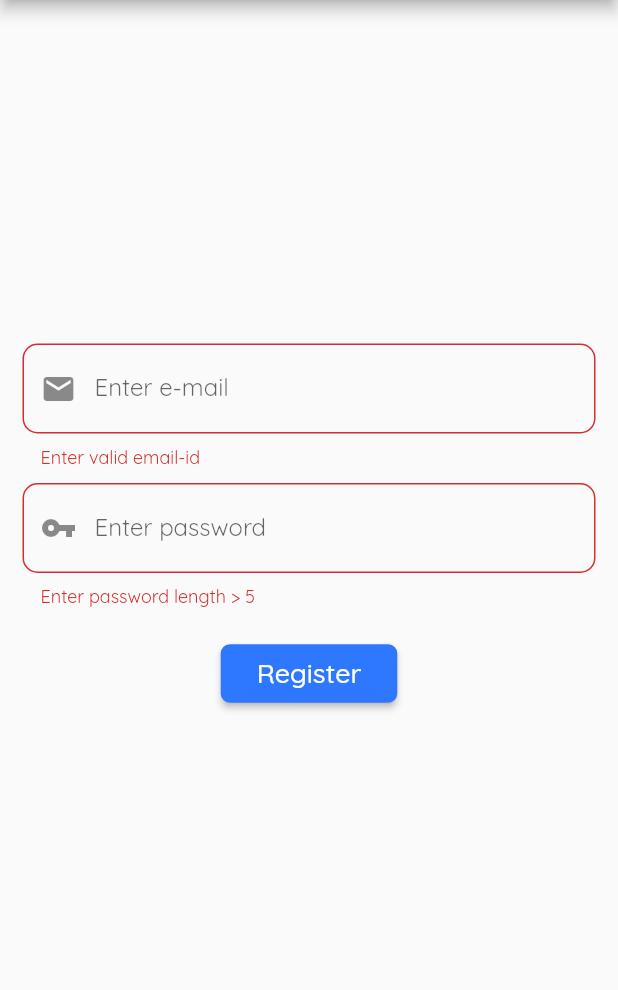
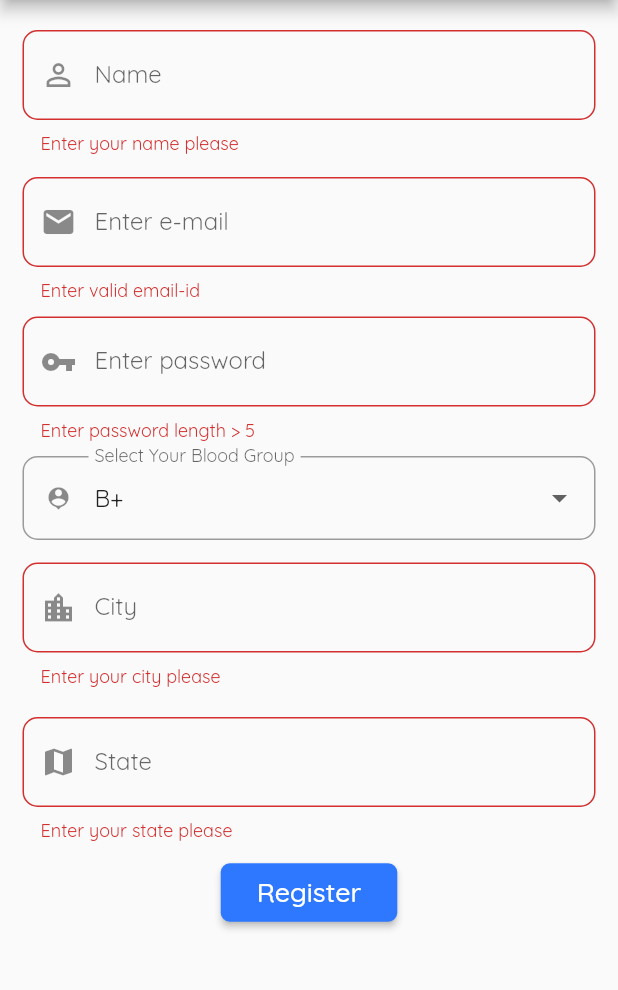
Before and after one commit to kishanhitk/Life_Saver, a Flutter app: the Register screen opened directly, after a tap on "Register", on a phone screen of 412 x 824 dp, the part 84-1074 px from its top. Run offline on Flutter 3.47's test engine with Material 2 defaults, Android fonts, the phone set to English and light mode, and no system bars; our stand-ins replace cloud_firestore, firebase_auth, firebase_messaging, flutter_spinkit, flutter_typeahead; accounts and stored records are empty.

Commit message:
Added more details in reg form. Added FCM.

```diff
--- a/lib/Services/auth.dart
+++ b/lib/Services/auth.dart
@@ -24,13 +24,13 @@ class AuthServices {
     }
   }
 
-  Future registerWithEmail(String email, String password) async {
+  Future registerWithEmail(String email, String password, String name, String city, String blood,String state) async {
     try {
       AuthResult result = await _auth.createUserWithEmailAndPassword(
           email: email, password: password);
       FirebaseUser user = result.user;
 
-      await DataBaseServices(uid: user.uid).updateDatabase(email, password);
+      await DataBaseServices(uid: user.uid).updateDatabase(email, password,name,city,blood,state);
       return _fromFirebaseUser(user);
     } catch (e) {
       return null;
--- a/lib/Services/database.dart
+++ b/lib/Services/database.dart
@@ -1,30 +1,36 @@
+import 'package:bank/model/userinfo.dart';
 import 'package:cloud_firestore/cloud_firestore.dart';
+import 'package:firebase_auth/firebase_auth.dart';
 
 class DataBaseServices {
   final String uid;
+
 
   DataBaseServices({this.uid});
 
   final CollectionReference _doc = Firestore.instance.collection('users');
 
-  Future updateDatabase(String email, String password) async {
+  Future updateDatabase(String email, String password, String name, String city,
+      String blood, String state) async {
     return await _doc.document(uid).setData({
       'userId': uid,
       'email': email,
       'password': password,
-      'name': "Enter name",
-      'bloodGroup': "Enter group" ,
-      'city': "Enter City" ,
-      'state': "Enter State" ,
+      'name': name,
+      'bloodGroup': blood,
+      'city': city,
+      'state': state,
     });
   }
 
-  Future updateProfile(String name, String bloodGroup, String city, String state) async {
+  Future updateProfile(
+      String name, String bloodGroup, String city, String state) async {
     return await _doc.document(uid).updateData({
       'name': "Enter name",
-      'bloodGroup': "Enter group" ,
-      'city': "Enter City" ,
-      'state': "Enter State" ,
-    }) ;
+      'bloodGroup': "Enter group",
+      'city': "Enter City",
+      'state': "Enter State",
+    });
   }
+
 }
--- a/lib/main.dart
+++ b/lib/main.dart
@@ -1,5 +1,6 @@
 import 'package:bank/Services/auth.dart';
 import 'package:bank/screens/WelcomePage/welcome_page.dart';
+
 import 'package:bank/screens/landingpage/landingpage.dart';
 import 'package:flutter/material.dart';
 import 'model/user.dart';
@@ -33,7 +34,7 @@ class _MyApp extends State<MyApp> {
             primaryColor: Color(0xFF2D78FF),
           ),
           // home: _welcomepage ? WelcomePage(toggleView: toggleView,) : LandingPage() ,
-          home: LandingPage(),
+          home: _welcomepage? WelcomePage(toggleView: toggleView,):LandingPage(),
         ));
   }
 }
--- /dev/null
+++ b/lib/model/userinfo.dart
@@ -0,0 +1,15 @@
+class UserData {
+  final String name;
+  final String city;
+  final String email;
+  final String password;
+  final String bloodgroup;
+  final String state;
+  UserData(
+      {this.bloodgroup,
+      this.city,
+      this.email,
+      this.name,
+      this.password,
+      this.state});
+}
--- a/lib/screens/Auth/register_page.dart
+++ b/lib/screens/Auth/register_page.dart
@@ -1,8 +1,12 @@
 import 'package:bank/Services/auth.dart';
 import 'package:bank/shared/const.dart';
 import 'package:flutter/material.dart';
+import 'package:flutter_typeahead/flutter_typeahead.dart';
+import 'package:bank/screens/Loading/loading_page.dart';
+import 'package:cloud_firestore/cloud_firestore.dart';
 
-import 'package:bank/screens/Loading/loading_page.dart';
+
+final data = Firestore.instance;
 
 class Register extends StatefulWidget {
   final Function toggleView;
@@ -16,9 +20,23 @@ class Register extends StatefulWidget {
 }
 
 class _EmailRegister extends State<Register> {
+  List<DropdownMenuItem> getDropDownItems() {
+    List<DropdownMenuItem> dropdownitems = [];
+    for (String bloodgroup in bloodgroups) {
+      var newItem =
+          DropdownMenuItem(child: Text(bloodgroup), value: bloodgroup);
+      dropdownitems.add(newItem);
+    }
+    return dropdownitems;
+  }
+
   String email = '';
+  String name = "";
+  String city = '';
+  String state = '';
   String password = '';
   String error = '';
+  String bloodgroup = 'B+';
   bool loading = false;
   final GlobalKey<FormState> _formkey = GlobalKey<FormState>();
 
@@ -26,6 +44,8 @@ class _EmailRegister extends State<Register> {
 
   @override
   Widget build(BuildContext context) {
+    getDropDownItems();
+
     return loading
         ? LoadingPage()
         : Scaffold(
@@ -50,13 +70,32 @@ class _EmailRegister extends State<Register> {
                 ),
               ],
             ),
-            body: Form(
+            body: Container(
+              child: SingleChildScrollView(
+                padding: EdgeInsets.only(top: 10),
+                child: Form(
                   key: _formkey,
                   child: Column(
                     mainAxisAlignment: MainAxisAlignment.center,
                     children: <Widget>[
                       Padding(
-                    padding: const EdgeInsets.symmetric(horizontal: 15.0),
+                          padding: const EdgeInsets.symmetric(
+                              horizontal: 15.0, vertical: 10),
+                          child: TextFormField(
+                            decoration: loginFormDecoration.copyWith(
+                                prefixIcon: Icon(Icons.person_outline),
+                                labelText: "Name"),
+                            validator: (value) =>
+                                value.isEmpty ? 'Enter your name please' : null,
+                            onChanged: (value) {
+                              setState(() {
+                                name = value;
+                              });
+                            },
+                          )),
+                      Padding(
+                        padding: const EdgeInsets.symmetric(
+                            horizontal: 15.0, vertical: 5),
                         child: TextFormField(
                             decoration: loginFormDecoration,
                             validator: (value) =>
@@ -67,11 +106,9 @@ class _EmailRegister extends State<Register> {
                               });
                             }),
                       ),
-                  SizedBox(
-                    height: 10,
-                  ),
                       Padding(
-                    padding: const EdgeInsets.symmetric(horizontal: 15.0),
+                        padding: const EdgeInsets.symmetric(
+                            horizontal: 15.0, vertical: 5),
                         child: TextFormField(
                             obscureText: true,
                             decoration: loginFormDecoration.copyWith(
@@ -86,8 +123,57 @@ class _EmailRegister extends State<Register> {
                               });
                             }),
                       ),
-                  SizedBox(
-                    height: 20,
+                      Padding(
+                        padding: const EdgeInsets.symmetric(
+                            horizontal: 15.0, vertical: 5),
+                        child: DropdownButtonFormField(
+                          itemHeight: 100,
+                          value: bloodgroup,
+                          decoration: loginFormDecoration.copyWith(
+                              alignLabelWithHint: true,
+                              isDense: true,
+                              labelText: "Select Your Blood Group",
+                              prefixIcon: Icon(Icons.person_pin)),
+                          items: getDropDownItems(),
+                          onChanged: (value) {
+                            setState(() {
+                              bloodgroup = value;
+                            });
+                            print(value);
+                          },
+                        ),
+                      ),
+                      Padding(
+                          padding: const EdgeInsets.symmetric(
+                              horizontal: 15.0, vertical: 10),
+                          child: TextFormField(
+                            decoration: loginFormDecoration.copyWith(
+                                prefixIcon: Icon(Icons.location_city),
+                                labelText: "City"),
+                            validator: (value) =>
+                                value.isEmpty ? 'Enter your city please' : null,
+                            onChanged: (value) {
+                              setState(() {
+                                city = value;
+                              });
+                            },
+                          )),
+                      Padding(
+                        padding: const EdgeInsets.symmetric(
+                            horizontal: 15.0, vertical: 10),
+                        child: TextFormField(
+                          decoration: loginFormDecoration.copyWith(
+                            prefixIcon: Icon(Icons.map),
+                            labelText: "State",
+                          ),
+                          validator: (value) =>
+                              value.isEmpty ? 'Enter your state please' : null,
+                          onChanged: (value) {
+                            setState(() {
+                              state = value;
+                            });
+                          },
+                        ),
                       ),
                       Hero(
                         tag: "FAB",
@@ -101,12 +187,17 @@ class _EmailRegister extends State<Register> {
                               setState(() {
                                 loading = true;
                               });
-                          dynamic _result =
-                              await _auth.registerWithEmail(email, password);
+                              dynamic _result = await _auth.registerWithEmail(
+                                  email,
+                                  password,
+                                  name,
+                                  city,
+                                  bloodgroup,
+                                  state);
                               if (_result == null) {
                                 setState(() {
                                   loading = false;
-                              error = 'Enter valid email' ;
+                                  error = 'Enter valid email';
                                 });
                               }
                             }
@@ -115,7 +206,8 @@ class _EmailRegister extends State<Register> {
                             padding: const EdgeInsets.all(8.0),
                             child: Text(
                               'Register',
-                          style: TextStyle(color: Colors.white, fontSize: 18),
+                              style:
+                                  TextStyle(color: Colors.white, fontSize: 18),
                             ),
                           ),
                         ),
@@ -131,8 +223,10 @@ class _EmailRegister extends State<Register> {
                             widget.toggleView();
                           });
                         },
-                  )
+                      ),
                     ],
+                  ),
+                ),
               ),
             ),
           );
--- a/lib/screens/homepage/home_landing_page.dart
+++ b/lib/screens/homepage/home_landing_page.dart
@@ -5,7 +5,8 @@ import 'package:flutter/material.dart';
 
 class HomeLanding extends StatefulWidget {
   final String uid;
-  HomeLanding({this.uid});
+  final String name;
+  HomeLanding({this.uid,this.name});
 
   @override
   _HomeLandingState createState() => _HomeLandingState();
@@ -25,10 +26,10 @@ class _HomeLandingState extends State<HomeLanding> {
         } else {
           final _doc = snapshot.data['name'];
           if (_doc == 'Enter name') {
-            return HomePage(uid: widget.uid);
+            return HomePage(uid: widget.uid,name: widget.name,);
           }
         }
-        return Text('loading') ;
+        return  HomePage(uid: widget.uid,name: widget.name,) ;
       },
     );
   }
--- a/lib/screens/homepage/homepage.dart
+++ b/lib/screens/homepage/homepage.dart
@@ -1,24 +1,31 @@
 import 'package:flutter/material.dart';
 import 'package:bank/screens/profilepage/profile_page.dart';
+import 'package:firebase_messaging/firebase_messaging.dart';
+
+final FirebaseMessaging _firebaseMessaging = FirebaseMessaging();
 
 class HomePage extends StatefulWidget {
   final String uid;
+  final String name;
 
-  HomePage({this.uid});
+  HomePage({this.uid, this.name});
 
   @override
   _HomePageState createState() => _HomePageState();
 }
 
 class _HomePageState extends State<HomePage> {
-
   @override
   Widget build(BuildContext context) {
     return Scaffold(
       floatingActionButton: FloatingActionButton.extended(
         label: Text("Emergency"),
         backgroundColor: Color(0xFFF44336),
-        onPressed: () {},
+        onPressed: () {
+          _firebaseMessaging.getToken().then(
+                (value) => print("value is $value this"),
+              );
+        },
         icon: Center(
             child: Icon(
           Icons.warning,
--- a/lib/screens/landingpage/landingpage.dart
+++ b/lib/screens/landingpage/landingpage.dart
@@ -13,8 +13,10 @@ class _LandingPageState extends State<LandingPage> {
   @override
   Widget build(BuildContext context) {
     final user = Provider.of<User>(context);
+
     if (user != null)
       return HomeLanding(
+        name: user.name,
         uid: user.id,
       );
     else
--- a/lib/shared/const.dart
+++ b/lib/shared/const.dart
@@ -7,3 +7,5 @@
   prefixIcon: Icon(Icons.email),
   labelText: 'Enter e-mail',
 );
+List<String> bloodgroups = ["A+", "A-", "B+", "B-", "O+", "O-", "AB+", "AB-"];
+const String klocationAPI= "c90faade5689478382a5135f9848c1f3";
--- a/pubspec.yaml
+++ b/pubspec.yaml
@@ -20,6 +20,7 @@ dependencies:
   flutter:
     sdk: flutter
   firebase_messaging: ^6.0.9
+  flutter_typeahead: ^1.8.0
 
   # The following adds the Cupertino Icons font to your application.
   # Use with the CupertinoIcons class for iOS style icons.
```
Also changed, not shown: lib/screens/WelcomePage/welcome_page.dart (+7 -3 lines), lib/screens/donorlogin/donorloginpage.dart (deleted, +0 -49 lines), pubspec.lock. Lines whose indentation alone changed are shown as unchanged.
